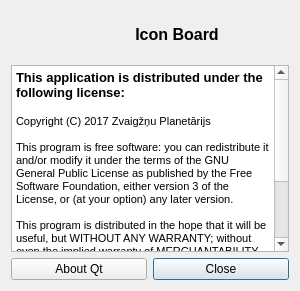
First picture: the form in about.ui, repository FrankMamuda/iconboard, before the edit.
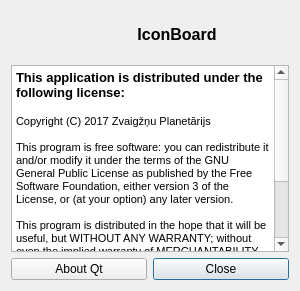
Second picture: the form after the edit. Icons and pictures are not drawn.

Diff of the .ui file:
```diff
--- a/about.ui
+++ b/about.ui
@@ -40,7 +40,7 @@
 &lt;html&gt;&lt;head&gt;&lt;meta name=&quot;qrichtext&quot; content=&quot;1&quot; /&gt;&lt;style type=&quot;text/css&quot;&gt;
 p, li { white-space: pre-wrap; }
 &lt;/style&gt;&lt;/head&gt;&lt;body style=&quot; font-family:'MS Shell Dlg 2'; font-size:16pt; font-weight:600; font-style:normal;&quot;&gt;
-&lt;p align=&quot;center&quot; style=&quot; margin-top:0px; margin-bottom:0px; margin-left:0px; margin-right:0px; -qt-block-indent:0; text-indent:0px;&quot;&gt;&lt;span style=&quot; font-size:12pt;&quot;&gt;Icon Board&lt;/span&gt;&lt;/p&gt;&lt;/body&gt;&lt;/html&gt;</string>
+&lt;p align=&quot;center&quot; style=&quot; margin-top:0px; margin-bottom:0px; margin-left:0px; margin-right:0px; -qt-block-indent:0; text-indent:0px;&quot;&gt;&lt;span style=&quot; font-size:12pt;&quot;&gt;IconBoard&lt;/span&gt;&lt;/p&gt;&lt;/body&gt;&lt;/html&gt;</string>
        </property>
        <property name="alignment">
         <set>Qt::AlignCenter</set>
```
